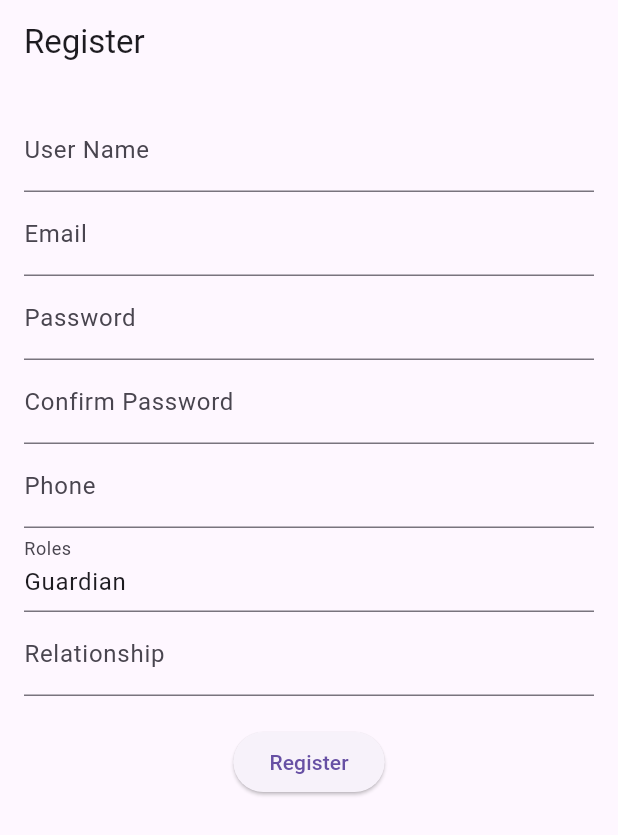
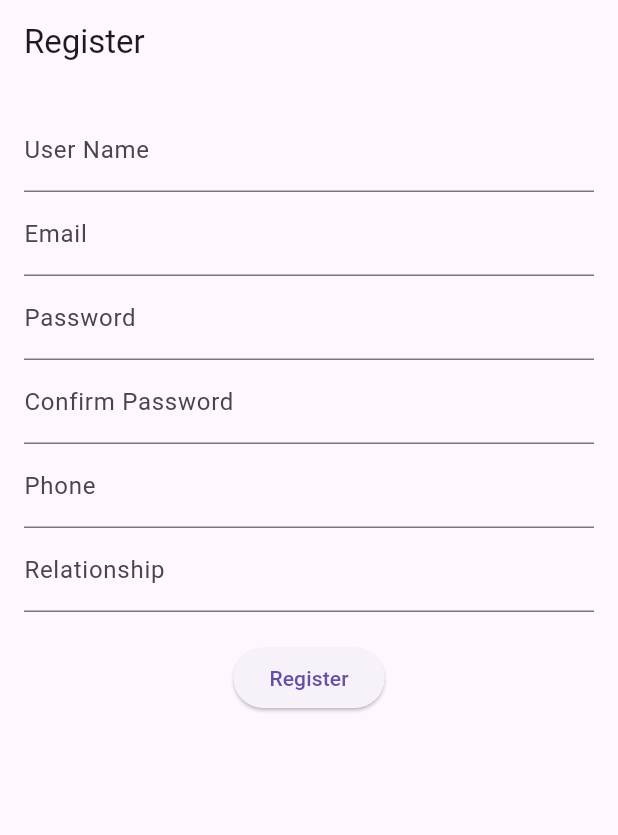
Before and after one commit to axislinn/BumbleBee-School, a Flutter app: the RegisterScreen screen opened directly, on a phone screen of 412 x 824 dp. Shown: the top 835 px of the screen. Run offline on Flutter 3.47's test engine with Material 3 defaults, Android fonts, the light colour scheme and no system bars; our stand-ins replace equatable, flutter_bloc, shared_preferences; accounts and stored records are empty.

Commit message:
make fixed role for parent

```diff
--- a/lib/screens/auth/signupscreen.dart
+++ b/lib/screens/auth/signupscreen.dart
@@ -13,8 +13,8 @@ class RegisterScreen extends StatelessWidget {
   final TextEditingController _confirmPasswordController =
       TextEditingController();
   final TextEditingController _phoneController = TextEditingController();
-  final TextEditingController _rolesController =
-      TextEditingController(text: "Guardian");
+  // final TextEditingController _rolesController =
+  //     TextEditingController(text: "Guardian");
   final TextEditingController _relationshipController = TextEditingController();
 
   @override
@@ -71,11 +71,10 @@ class RegisterScreen extends StatelessWidget {
                     controller: _phoneController,
                     decoration: InputDecoration(labelText: 'Phone'),
                   ),
-                  TextField(
-                      controller: _rolesController,
-                      decoration: InputDecoration(labelText: 'Roles'),
-                      readOnly: true
-                      ),
+                  // TextField(
+                  //     controller: _rolesController,
+                  //     decoration: InputDecoration(labelText: 'Roles'),
+                  //     readOnly: true),
                   TextField(
                     controller: _relationshipController,
                     decoration: InputDecoration(labelText: 'Relationship'),
```
